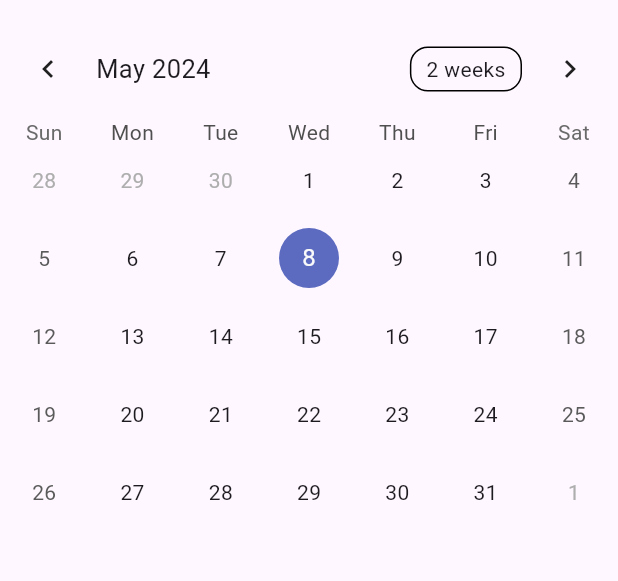
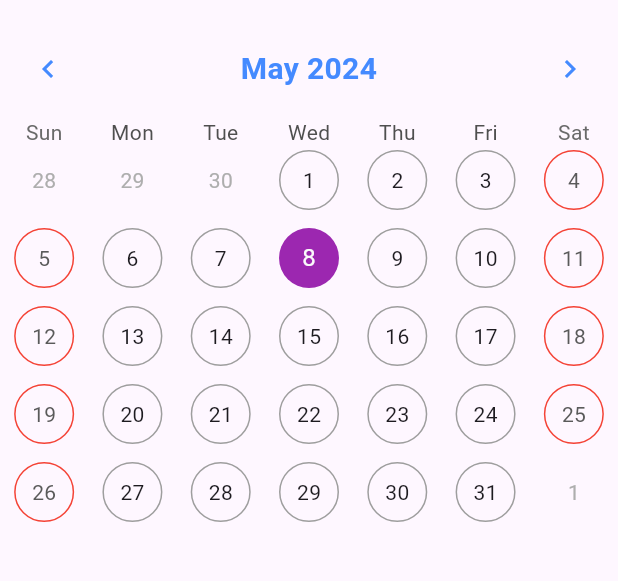
Before and after one commit to ingyeomnote/mood_tracker, a Flutter app: the screen it shows after launch, on a phone screen of 412 x 824 dp, the part 63-644 px from its top. Run offline on Flutter 3.47's test engine with Material 3 defaults, Android fonts, the phone set to English and light mode, and no system bars; drawn by our look-alikes of table_calendar; our stand-ins replace shared_preferences.

Commit message:
캘린더 스타일 변경

```diff
--- a/lib/mood_calendar.dart
+++ b/lib/mood_calendar.dart
@@ -28,6 +28,64 @@ class MoodCalendar extends StatelessWidget {
       selectedDayPredicate: (day) => isSameDay(selectedDay, day), // 선택된 날짜를 결정하는 함수이다.
       onDaySelected: onDaySelected, // 날짜를 선택할 때 호출되는 콜백 함수이다.
       eventLoader: eventLoader, // 선택된 날짜의 이벤트를 로드하는 함수이다.
+
+      // 캘린더 스타일 커스터마이징
+      calendarStyle: CalendarStyle(
+        todayDecoration: BoxDecoration(
+          color: Colors.lightBlueAccent,
+          shape: BoxShape.circle,
+        ),
+        selectedDecoration: BoxDecoration(
+          color: Colors.purple,
+          shape: BoxShape.circle,
+        ),
+        defaultDecoration: BoxDecoration(
+          shape: BoxShape.circle,
+          border: Border.all(color: Colors.grey),
+        ),
+        weekendDecoration: BoxDecoration(
+          shape: BoxShape.circle,
+          border: Border.all(color: Colors.red),
+        ),
+        markerDecoration: BoxDecoration(
+          color: Colors.black,
+          shape: BoxShape.circle,
+        ),
+        // 기타 스타일 옵션을 추가할 수 있습니다.
+      ),
+
+      // 캘린더 헤더 스타일 커스터마이징
+      headerStyle: HeaderStyle(
+        titleCentered: true,
+        formatButtonVisible: false,
+        titleTextStyle: TextStyle(
+          color: Colors.blueAccent,
+          fontSize: 20,
+          fontWeight: FontWeight.bold,
+        ),
+        leftChevronIcon: Icon(Icons.chevron_left, color: Colors.blueAccent),
+        rightChevronIcon: Icon(Icons.chevron_right, color: Colors.blueAccent),
+      ),
+
+      // 마커를 세밀하게 조정
+      calendarBuilders: CalendarBuilders(
+        markerBuilder: (context, date, events) {
+          if (events.isNotEmpty) {
+            return Positioned(
+              bottom: 1,
+              child: Container(
+                width: 8,
+                height: 8,
+                decoration: BoxDecoration(
+                  color: Colors.black,
+                  shape: BoxShape.circle,
+                ),
+              ),
+            );
+          }
+          return SizedBox.shrink();
+        },
+      ),
     );
   }
 }
```
